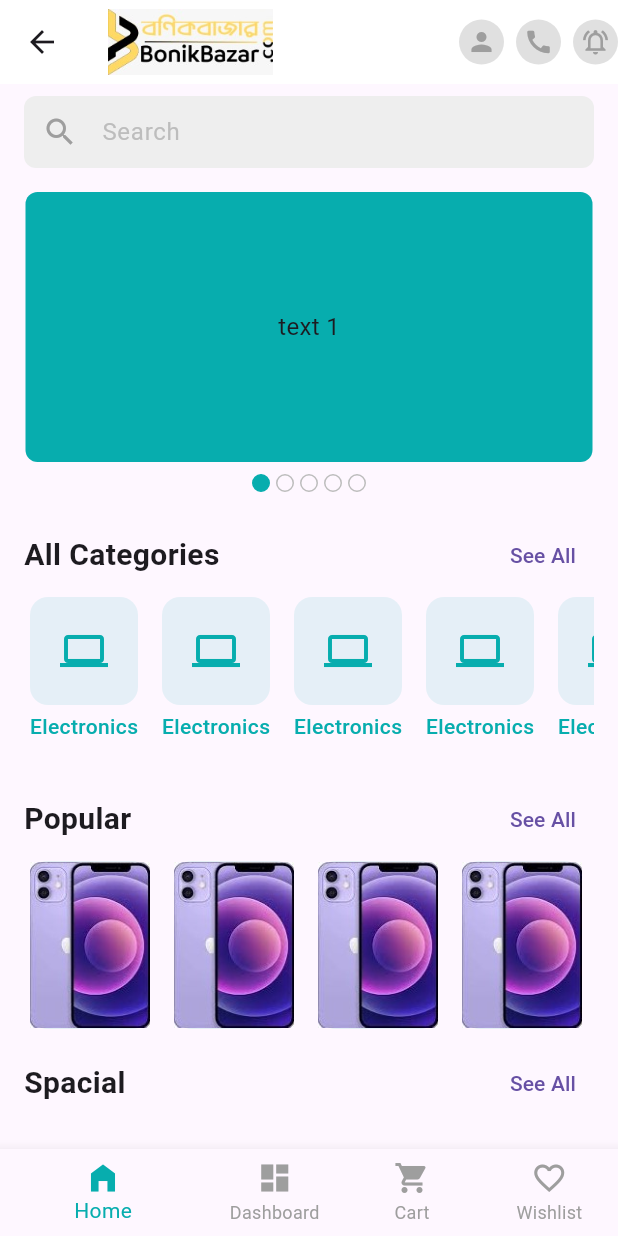
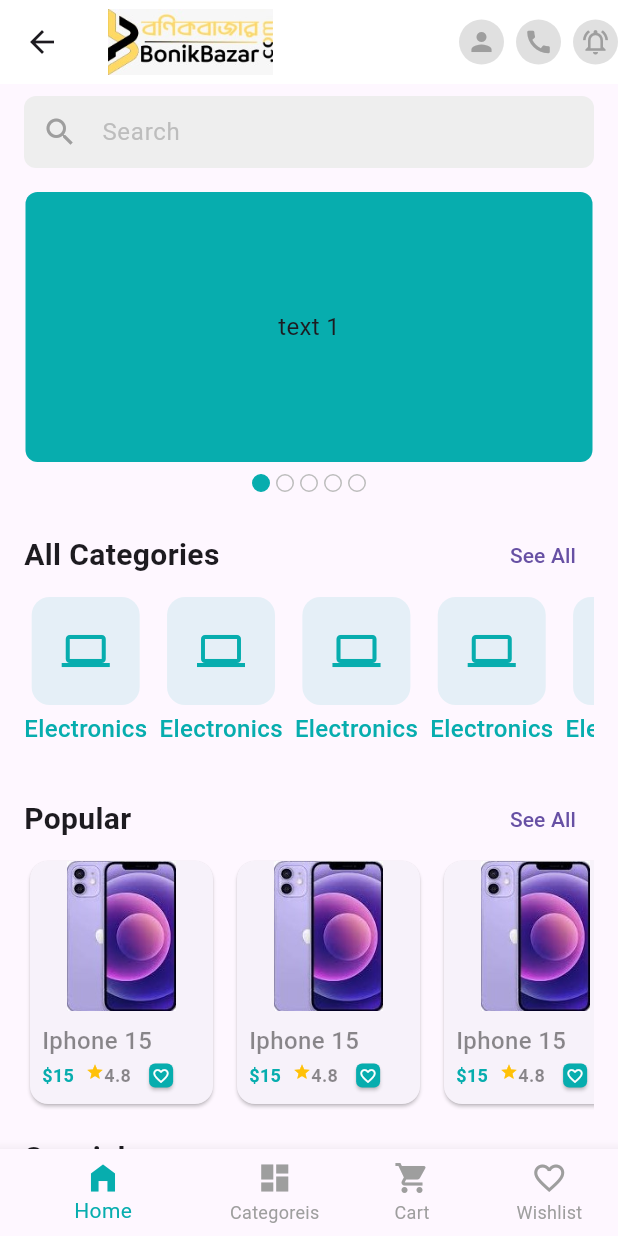
Before and after one commit to zihadsikder/crafty_bay, a Flutter app: the BottomNavigationScreen screen opened directly, on a phone screen of 412 x 824 dp. Run offline on Flutter 3.47's test engine with Material 3 defaults, Android fonts, the phone set to English and light mode, and no system bars; drawn by our look-alikes of carousel_slider; our stand-ins replace get, pin_code_fields.

Commit message:
Home Screen Working & nav category

```diff
--- a/lib/app.dart
+++ b/lib/app.dart
@@ -2,6 +2,8 @@ import 'package:crafty_bay/presentation/ui/screens/Auth/splash_screen.dart';
 import 'package:crafty_bay/presentation/ui/utility/app_theme_data.dart';
 import 'package:flutter/material.dart';
 import 'package:get/get_navigation/src/root/get_material_app.dart';
+
+import 'controller_binder.dart';
 
 class CraftyBay extends StatelessWidget {
   const CraftyBay({super.key});
@@ -11,7 +13,8 @@ class CraftyBay extends StatelessWidget {
 
     return GetMaterialApp (
       theme: AppThemeData.lightThemeData,
-      home: const SplashScreen()
+      home: const SplashScreen(),
+      initialBinding: ControllerBinder(),
     );
   }
 }
--- /dev/null
+++ b/lib/controller_binder.dart
@@ -0,0 +1,9 @@
+import 'package:crafty_bay/presentation/state_holder/main_bottom_nav_controller.dart';
+import 'package:get/get.dart';
+
+class ControllerBinder extends Bindings {
+  @override
+  void dependencies() {
+    Get.put(MainBottomNavController());
+  }
+}
--- /dev/null
+++ b/lib/presentation/state_holder/main_bottom_nav_controller.dart
@@ -0,0 +1,19 @@
+import 'package:get/get.dart';
+
+class MainBottomNavController extends GetxController {
+  int _selectedIndex = 0;
+
+  int get currentIndex => _selectedIndex;
+
+  void changeIndex(int index) {
+    if (_selectedIndex == index) {
+      return;
+    }
+    _selectedIndex = index;
+    update();
+  }
+
+  void backToHome() {
+    changeIndex(0);
+  }
+}
--- a/lib/presentation/ui/screens/bottom_nevigation.dart
+++ b/lib/presentation/ui/screens/bottom_nevigation.dart
@@ -1,9 +1,11 @@
+import 'package:crafty_bay/presentation/state_holder/main_bottom_nav_controller.dart';
 import 'package:crafty_bay/presentation/ui/screens/cart_screen.dart';
 import 'package:crafty_bay/presentation/ui/screens/categories_screen.dart';
 import 'package:crafty_bay/presentation/ui/screens/home_screens.dart';
 import 'package:crafty_bay/presentation/ui/screens/wish_screen.dart';
 import 'package:crafty_bay/presentation/ui/utility/colors.dart';
 import 'package:flutter/material.dart';
+import 'package:get/get_state_manager/src/simple/get_state.dart';
 
 class BottomNavigationScreen extends StatefulWidget {
   const BottomNavigationScreen({super.key});
@@ -13,38 +15,38 @@ class BottomNavigationScreen extends StatefulWidget {
 }
 
 class _BottomNavigationScreenState extends State<BottomNavigationScreen> {
-  int _selectedIndex= 0;
-
   final List<Widget> _screens = const [
     HomeScreen(),
-    CategoriesScreen(),
+    CategoryScreen(),
     CartScreen(),
     WishScreen(),
   ];
   @override
   Widget build(BuildContext context) {
+    return GetBuilder<MainBottomNavController>(
+        builder: (controller)
+    {
       return Scaffold(
-      body: _screens[_selectedIndex],
+        body: _screens[controller.currentIndex],
         bottomNavigationBar: BottomNavigationBar(
-        currentIndex: _selectedIndex,
+          currentIndex: controller.currentIndex,
           selectedItemColor: AppColors.primaryColor,
           unselectedItemColor: Colors.grey,
           showUnselectedLabels: true,
-        onTap: (index){
-          _selectedIndex = index;
-          if(mounted){
-            setState(() {
-
-            });
-          }
-        },
+          onTap: controller.changeIndex,
           items: const [
-          BottomNavigationBarItem(icon: Icon(Icons.home_filled),label: 'Home'),
-          BottomNavigationBarItem(icon: Icon(Icons.dashboard),label: 'Dashboard'),
-          BottomNavigationBarItem(icon: Icon(Icons.shopping_cart),label: 'Cart'),
-          BottomNavigationBarItem(icon: Icon(Icons.favorite_outline),label: 'Wishlist'),
+            BottomNavigationBarItem(
+                icon: Icon(Icons.home_filled), label: 'Home'),
+            BottomNavigationBarItem(
+                icon: Icon(Icons.dashboard), label: 'Categoreis'),
+            BottomNavigationBarItem(
+                icon: Icon(Icons.shopping_cart), label: 'Cart'),
+            BottomNavigationBarItem(
+                icon: Icon(Icons.favorite_outline), label: 'Wishlist'),
           ],
         ),
       );
     }
+    );
   }
+}
--- a/lib/presentation/ui/screens/categories_screen.dart
+++ b/lib/presentation/ui/screens/categories_screen.dart
@@ -1,21 +1,56 @@
+import 'package:crafty_bay/presentation/state_holder/main_bottom_nav_controller.dart';
+
+import 'package:crafty_bay/presentation/ui/widgets/Home/categories_item.dart';
+
 import 'package:flutter/material.dart';
+import 'package:get/get.dart';
 
-class CategoriesScreen extends StatefulWidget {
-  const CategoriesScreen({super.key});
+class CategoryScreen extends StatefulWidget {
+  const CategoryScreen({super.key});
 
   @override
-  State<CategoriesScreen> createState() => _CategoriesScreenState();
+  State<CategoryScreen> createState() => _CategoryScreenState();
 }
 
-class _CategoriesScreenState extends State<CategoriesScreen> {
+class _CategoryScreenState extends State<CategoryScreen> {
   @override
   Widget build(BuildContext context) {
-    return Scaffold(
-      appBar: AppBar(
-        title: Text('Cat'),
-        actions: [
-          Image.asset('assets/images/logo_nav.png'),
-        ],
+    return WillPopScope(
+      onWillPop: () async {
+        Get.find<MainBottomNavController>().backToHome();
+        return false;
+      },
+
+      child: Scaffold(
+        appBar: AppBar(
+          backgroundColor: Colors.white,
+          leading: IconButton(
+            icon: const Icon(Icons.arrow_back_ios),
+            onPressed: () {
+              Get.find<MainBottomNavController>().backToHome();
+            },
+          ),
+          title: const Text(
+            'Category',
+            style: TextStyle(fontSize: 18),
+          ),
+          elevation: 3,
+        ),
+        body: Padding(
+          padding: const EdgeInsets.symmetric(horizontal: 8.0),
+          child: GridView.builder(
+            itemCount: 100,
+            gridDelegate: const SliverGridDelegateWithFixedCrossAxisCount(
+                crossAxisCount: 4,
+                childAspectRatio: 0.95,
+                mainAxisSpacing: 12,
+                crossAxisSpacing: 8
+            ),
+            itemBuilder: (context, index) {
+              return const FittedBox(child: CategoryItem());
+            },
+          ),
+        ),
       ),
     );
   }
--- a/lib/presentation/ui/screens/home_screens.dart
+++ b/lib/presentation/ui/screens/home_screens.dart
@@ -1,10 +1,13 @@
+import 'package:crafty_bay/presentation/state_holder/main_bottom_nav_controller.dart';
 import 'package:crafty_bay/presentation/ui/utility/assets_path.dart';
-import 'package:crafty_bay/presentation/ui/utility/colors.dart';
 import 'package:crafty_bay/presentation/ui/widgets/Home/categories_item.dart';
 import 'package:crafty_bay/presentation/ui/widgets/Home/circle_icon_buttton.dart';
+import 'package:crafty_bay/presentation/ui/widgets/Home/product_cart_item.dart';
 import 'package:crafty_bay/presentation/ui/widgets/home/banner_carousel.dart';
 import 'package:crafty_bay/presentation/ui/widgets/home/section_title.dart';
 import 'package:flutter/material.dart';
+import 'package:get/get.dart';
+import 'package:get/get_core/src/get_main.dart';
 
 class HomeScreen extends StatefulWidget {
   const HomeScreen({super.key});
@@ -36,7 +39,9 @@ class _HomeScreenState extends State<HomeScreen> {
               ),
               SectionTitle(
                 title: 'All Categories',
-                onTapSeeAll: () {},
+                onTapSeeAll: () {
+                  Get.find<MainBottomNavController>().changeIndex(1);
+                },
               ),
               categoryList,
               const SizedBox(
@@ -46,7 +51,7 @@ class _HomeScreenState extends State<HomeScreen> {
                 title: 'Popular',
                 onTapSeeAll: () {},
               ),
-              popularProductList,
+              producCarttList,
               const SizedBox(
                 height: 8,
               ),
@@ -54,6 +59,7 @@ class _HomeScreenState extends State<HomeScreen> {
                 title: 'Spacial',
                 onTapSeeAll: () {},
               ),
+              producCarttList,
               const SizedBox(
                 height: 16,
               ),
@@ -61,6 +67,7 @@ class _HomeScreenState extends State<HomeScreen> {
                 title: 'New',
                 onTapSeeAll: () {},
               ),
+              producCarttList,
             ],
           ),
         ),
@@ -76,35 +83,33 @@ class _HomeScreenState extends State<HomeScreen> {
         primary: false,
         shrinkWrap: true,
         scrollDirection: Axis.horizontal,
-            itemBuilder: (context,index) {
-              return const CategoriesItem(
-                  iconData: Icons.computer,
-                  title: 'Electronics');
-            }, separatorBuilder: (_, __) {
-              return const SizedBox(width: 8.0,);
+        itemBuilder: (context, index) {
+          return const CategoryItem();
+        },
+        separatorBuilder: (_, __) {
+          return const SizedBox(
+            width: 8.0,
+          );
         },
       ),
     );
   }
-  SizedBox get popularProductList {
+
+  SizedBox get producCarttList {
     return SizedBox(
-      height: 120,
+      height: 170,
       child: ListView.separated(
         itemCount: 10,
         primary: false,
         shrinkWrap: true,
         scrollDirection: Axis.horizontal,
-        itemBuilder: (context,index) {
-          return Card(
-
-            elevation: 0,
-            color: AppColors.primaryColor.withOpacity(0.1),
-            child: Image.asset(AssetsPath.popular,width: 80,),
-
-
+        itemBuilder: (context, index) {
+          return const ProductCartItem();
+        },
+        separatorBuilder: (_, __) {
+          return const SizedBox(
+            width: 8.0,
           );
-        }, separatorBuilder: (_, __) {
-        return const SizedBox(width: 8.0,);
         },
       ),
     );
@@ -137,7 +142,10 @@ class _HomeScreenState extends State<HomeScreen> {
     return AppBar(
       backgroundColor: Colors.white,
       elevation: 0,
-      title: Image.asset(AssetsPath.navLogo,width: 110,),
+      title: Image.asset(
+        AssetsPath.navLogo,
+        width: 110,
+      ),
       actions: [
         CircleIconButton(
           onTap: () {},
--- a/lib/presentation/ui/widgets/Home/categories_item.dart
+++ b/lib/presentation/ui/widgets/Home/categories_item.dart
@@ -1,36 +1,34 @@
+
 import 'package:crafty_bay/presentation/ui/utility/colors.dart';
 import 'package:flutter/material.dart';
 
-class CategoriesItem extends StatelessWidget {
-  final IconData iconData;
-  final String title;
-
-  const CategoriesItem({super.key, required this.iconData, required this.title});
+class CategoryItem extends StatelessWidget {
+  const CategoryItem({
+    super.key,
+  });
 
   @override
   Widget build(BuildContext context) {
     return Column(
       children: [
-
         Card(
           elevation: 0,
           color: AppColors.primaryColor.withOpacity(0.1),
-          child: Padding(
-            padding: const EdgeInsets.all(20.0),
+          child: const Padding(
+            padding: EdgeInsets.all(20.0),
             child: Icon(
-              iconData,
+              Icons.computer,
               size: 32,
               color: AppColors.primaryColor,
             ),
           ),
         ),
-        Text(
-          title,
-          style: const TextStyle(
-            color: AppColors.primaryColor,
-            fontSize: 14,
-            fontWeight: FontWeight.w500,
-          ),
+        const Text(
+          'Electronics',
+          style: TextStyle(
+              fontSize: 16,
+              color: AppColors.primaryColor,
+              fontWeight: FontWeight.w500),
         ),
       ],
     );
--- /dev/null
+++ b/lib/presentation/ui/widgets/Home/product_cart_item.dart
@@ -0,0 +1,87 @@
+import 'package:crafty_bay/presentation/ui/utility/assets_path.dart';
+import 'package:crafty_bay/presentation/ui/utility/colors.dart';
+import 'package:flutter/material.dart';
+
+class ProductCartItem extends StatelessWidget {
+  const ProductCartItem({
+    super.key,
+  });
+
+  @override
+  Widget build(BuildContext context) {
+    return SizedBox(
+      height:180,
+      width: 130,
+      child: Card(
+        shape: RoundedRectangleBorder(
+          borderRadius: BorderRadius.circular(12),
+        ),
+        // elevation: 0,
+        // color: AppColors.primaryColor.withOpacity(0.1),
+        child: Column(
+          children: [
+            ClipRRect(
+                borderRadius: const BorderRadius.only(
+                  topLeft: Radius.circular(12),
+                  topRight: Radius.circular(12),
+                ),
+                child: Image.asset(
+                  AssetsPath.popular,
+                  width: 100,
+                  height: 100,
+                )),
+            Padding(
+              padding: const EdgeInsets.all(8.0),
+              child: Column(
+                crossAxisAlignment: CrossAxisAlignment.start,
+                children: [
+                  const Text(
+                    'Iphone 15',
+                    style: TextStyle(
+                        fontWeight: FontWeight.w500,
+                        color: Colors.black45,
+                        fontSize: 16,overflow: TextOverflow.ellipsis),
+                  ),
+                  Row(
+                    //mainAxisAlignment: MainAxisAlignment.spaceBetween,
+                    children: [
+                      const Text('\$15',
+                          style: TextStyle(
+                              fontWeight: FontWeight.w600,
+                              color: AppColors.primaryColor,
+                              fontSize: 12)),
+                      const SizedBox(width:8.0),
+                      const Wrap(children: [
+                        Icon(
+                          Icons.star,
+                          size: 12,
+                          color: Colors.amber,
+                        ),
+                        Text('4.8',
+                            style: TextStyle(
+                                fontWeight: FontWeight.w600,
+                                color: Colors.black45,
+                                fontSize: 12)),
+                      ],),
+                      const SizedBox(width:8.0),
+                      Card(
+                        color: AppColors.primaryColor,
+                        shape: RoundedRectangleBorder(
+                          borderRadius: BorderRadius.circular(4),
+                        ),
+                        child: const Padding(
+                          padding: EdgeInsets.all(2.0),
+                          child: Icon(Icons.favorite_outline,size: 12,color: Colors.white,),
+                        ),
+                      )
+                    ],
+                  )
+                ],
+              ),
+            ),
+          ],
+        ),
+      ),
+    );
+  }
+}
```
Lines whose indentation alone changed are shown as unchanged.
